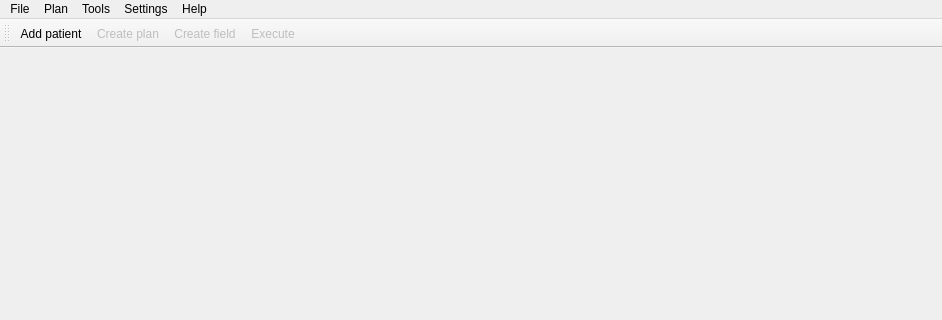
This is pytripgui/view/main_window.ui in pytrip/pytripgui as Qt 5 draws it before an edit; both pictures show x 0 to 942 and y 0 to 320 of the 942 by 585 pixel window. The edited form follows.
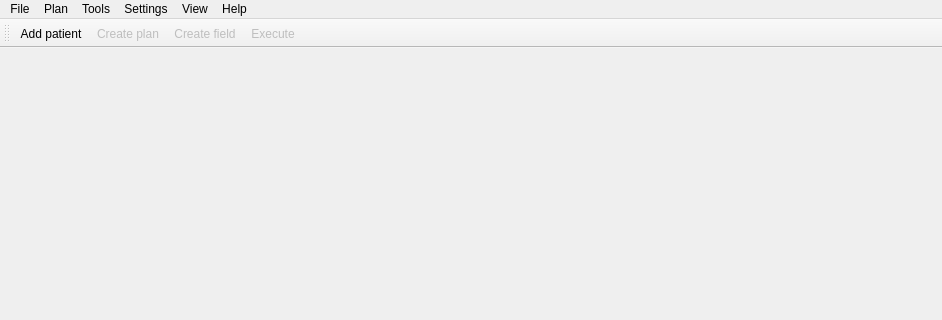
This is the edited form. Icons and pictures are not drawn.

Commit message: Add possibility to reopen patient treeView

```diff
--- a/pytripgui/view/main_window.ui
+++ b/pytripgui/view/main_window.ui
@@ -45,7 +45,7 @@
      <x>0</x>
      <y>0</y>
      <width>942</width>
-     <height>24</height>
+     <height>22</height>
     </rect>
    </property>
    <widget class="QMenu" name="menuTools">
@@ -117,10 +117,17 @@
     <addaction name="separator"/>
     <addaction name="actionExit"/>
    </widget>
+   <widget class="QMenu" name="menuView">
+    <property name="title">
+     <string>View</string>
+    </property>
+    <addaction name="actionTree"/>
+   </widget>
    <addaction name="menuFile"/>
    <addaction name="menuPlan"/>
    <addaction name="menuTools"/>
    <addaction name="menuSettings"/>
+   <addaction name="menuView"/>
    <addaction name="menuAbout"/>
   </widget>
   <widget class="QStatusBar" name="statusbar">
```
Left out of the diff: 8 changed lines with no effect on the pictures. The commit also changes 3 other files.
